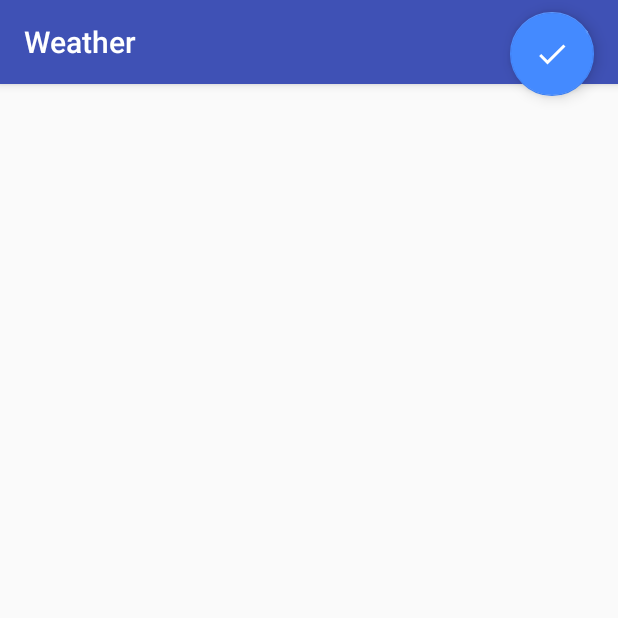
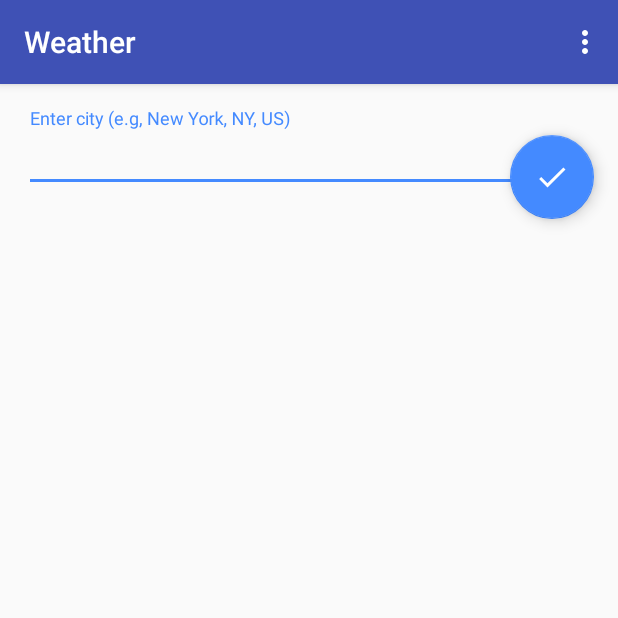
Before and after one commit to LawrenceELee/Weather, an Android app: the screen it shows after launch (MainActivity), on a phone screen of 412 x 824 dp, the top half of it. Run offline under Robolectric (Android 15) with nearby library versions, the phone set to English and light mode, and no system bars.

Commit message:
Added list_item layout. Updated content_main layout and dimens resource file.

```diff
--- a/app/src/main/res/layout/content_main.xml
+++ b/app/src/main/res/layout/content_main.xml
@@ -11,6 +11,28 @@
     android:paddingTop="@dimen/activity_vertical_margin"
     app:layout_behavior="@string/appbar_scrolling_view_behavior"
     tools:context="com.example.lawrence.weather.MainActivity"
-    tools:showIn="@layout/activity_main">
+    tools:showIn="@layout/activity_main"
+    android:orientation="vertical" >
+
+    <android.support.design.widget.TextInputLayout
+        android:layout_width="match_parent"
+        android:layout_height="wrap_content"
+        android:layout_gravity="fill_horizontal"
+        android:id="@+id/view">
+
+        <EditText
+            android:layout_width="match_parent"
+            android:layout_height="wrap_content"
+            android:hint="@string/hint_text"
+            android:id="@+id/locationEditText"
+            android:singleLine="true"/>
+
+    </android.support.design.widget.TextInputLayout>
+
+    <ListView
+        android:layout_width="match_parent"
+        android:layout_height="0dp"
+        android:id="@+id/weatherListView"
+        android:layout_weight="1"/>
 
 </RelativeLayout>
--- a/app/src/main/res/values/dimens.xml
+++ b/app/src/main/res/values/dimens.xml
@@ -3,4 +3,6 @@
     <dimen name="activity_horizontal_margin">16dp</dimen>
     <dimen name="activity_vertical_margin">16dp</dimen>
     <dimen name="fab_margin">16dp</dimen>
+    <dimen name="fab_margin_top">90dp</dimen>
+    <dimen name="image_side_length">50dp</dimen>
 </resources>
```
Also changed, not shown: app/src/main/res/layout/list_item.xml (added, +61 -0 lines).
